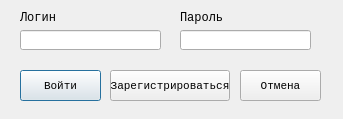
The window that PyQTForms/LoginForm.ui (ruzyqwerty/helpdeskonpython) describes before a commit, drawn with Qt 5.
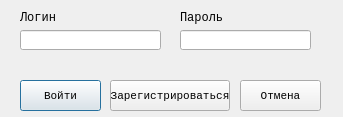
The same window after the commit.

Commit message: new function - add errors

```diff
--- a/PyQTForms/LoginForm.ui
+++ b/PyQTForms/LoginForm.ui
@@ -7,9 +7,15 @@
     <x>0</x>
     <y>0</y>
     <width>343</width>
-    <height>119</height>
+    <height>117</height>
    </rect>
   </property>
+  <property name="maximumSize">
+   <size>
+    <width>343</width>
+    <height>117</height>
+   </size>
+  </property>
   <property name="font">
    <font>
     <family>Consolas</family>
@@ -69,7 +75,7 @@
    <property name="geometry">
     <rect>
      <x>20</x>
-     <y>70</y>
+     <y>80</y>
      <width>81</width>
      <height>31</height>
     </rect>
@@ -87,7 +93,7 @@
    <property name="geometry">
     <rect>
      <x>110</x>
-     <y>70</y>
+     <y>80</y>
      <width>120</width>
      <height>31</height>
     </rect>
@@ -107,7 +113,7 @@
    <property name="geometry">
     <rect>
      <x>240</x>
-     <y>70</y>
+     <y>80</y>
      <width>81</width>
      <height>31</height>
     </rect>
@@ -121,6 +127,24 @@
     <string>Отмена</string>
    </property>
   </widget>
+  <widget class="QLabel" name="lblErrors">
+   <property name="geometry">
+    <rect>
+     <x>20</x>
+     <y>60</y>
+     <width>301</width>
+     <height>16</height>
+    </rect>
+   </property>
+   <property name="font">
+    <font>
+     <pointsize>12</pointsize>
+    </font>
+   </property>
+   <property name="text">
+    <string/>
+   </property>
+  </widget>
  </widget>
  <resources/>
  <connections/>
```
Left out of the diff: 6 changed lines with no effect on the pictures. The commit also changes 4 other files.
